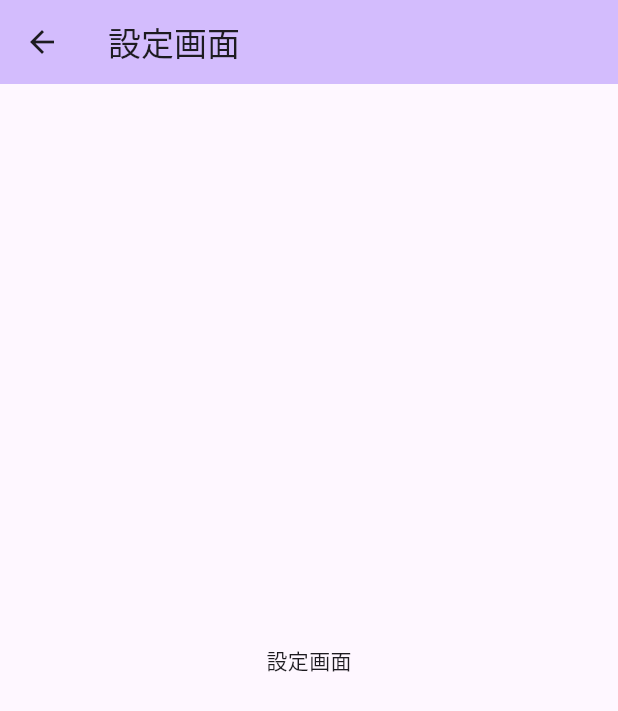
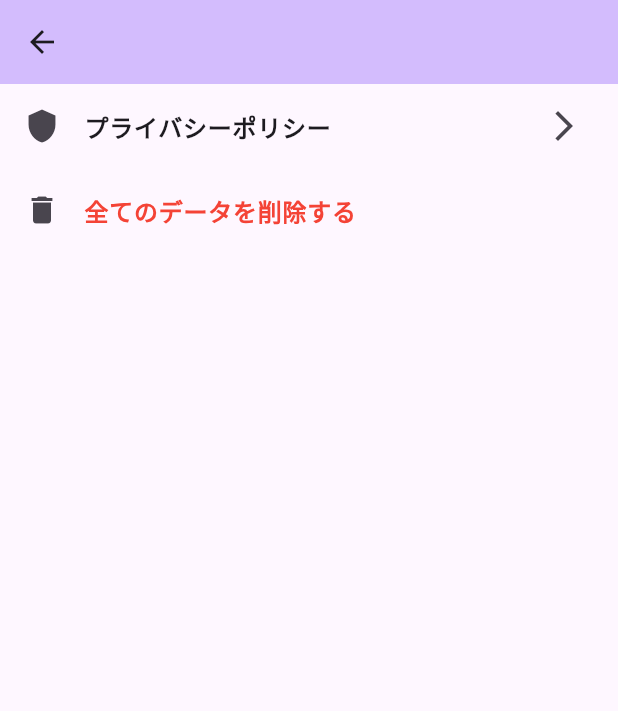
Before and after one commit to Ru2Lu/daily_spend_tracker, a Flutter app: the SettingsScreen screen opened directly, on a phone screen of 412 x 824 dp. Shown: the top 711 px of the screen. Run offline on Flutter 3.47's test engine with Material 3 defaults, Android fonts, the phone set to English and light mode, and no system bars; our stand-ins replace flutter_datetime_picker_plus, flutter_riverpod, flutter_slidable, isar, riverpod_annotation; accounts and stored records are empty; generated files the repository leaves out were written again.

Commit message:
設定画面のUIを定義

```diff
--- a/lib/screens/settings_screen.dart
+++ b/lib/screens/settings_screen.dart
@@ -7,11 +7,31 @@ class SettingsScreen extends StatelessWidget {
   Widget build(BuildContext context) {
     return Scaffold(
       appBar: AppBar(
-        title: const Text('設定画面'),
         backgroundColor: Theme.of(context).colorScheme.inversePrimary,
       ),
-      body: const Center(
-        child: Text('設定画面'),
+      body: const Column(
+        children: [
+          ListTile(
+            title: Text(
+              'プライバシーポリシー',
+              style: TextStyle(
+                fontWeight: FontWeight.bold,
+              ),
+            ),
+            leading: Icon(Icons.shield),
+            trailing: Icon(Icons.arrow_forward_ios),
+          ),
+          ListTile(
+            title: Text(
+              '全てのデータを削除する',
+              style: TextStyle(
+                color: Colors.red,
+                fontWeight: FontWeight.bold,
+              ),
+            ),
+            leading: Icon(Icons.delete),
+          ),
+        ],
       ),
     );
   }
```
